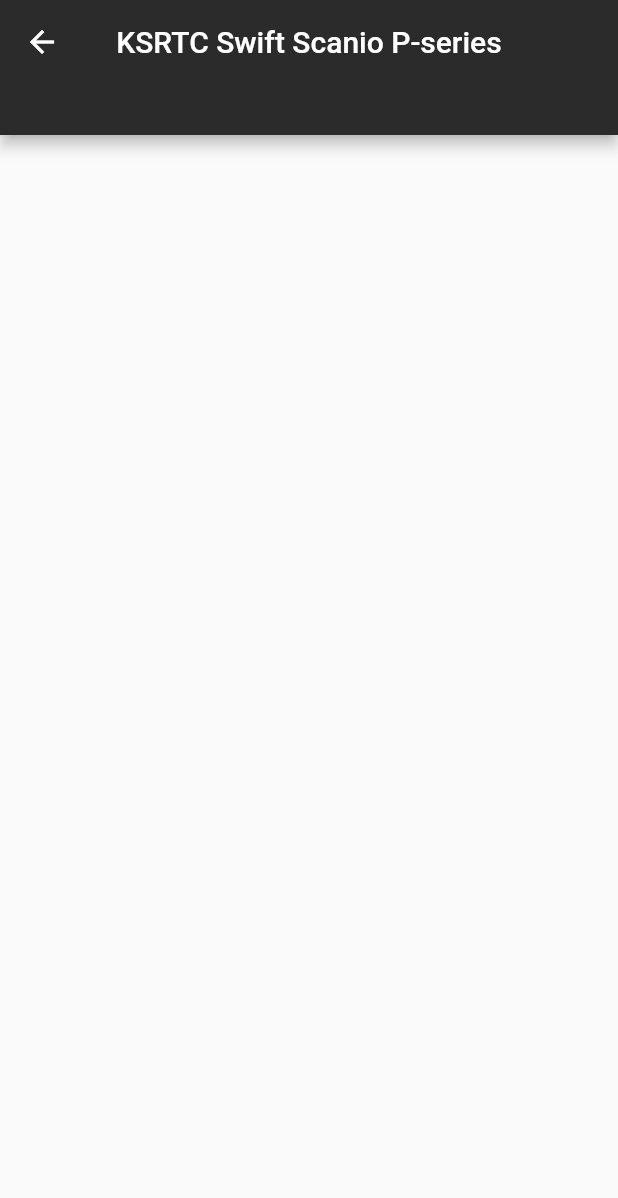
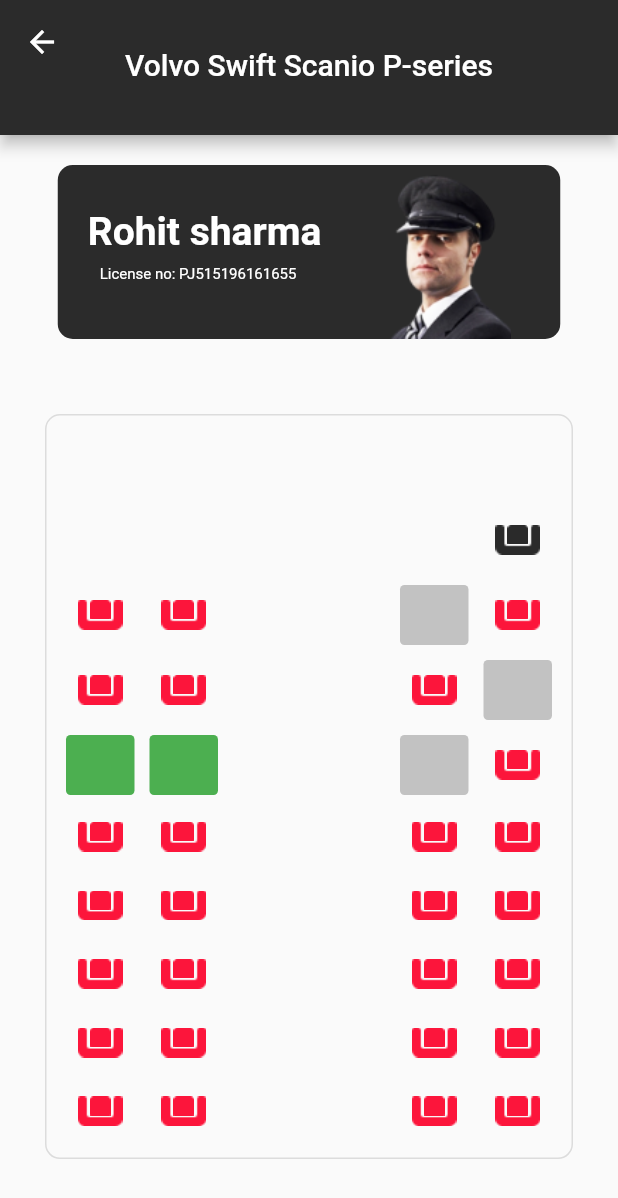
Before and after one commit to aktharOG/flutter-task, a Flutter app: the HomePage screen opened directly, after a tap on "Manage", on a phone screen of 412 x 824 dp. Shown: the top 1198 px of the screen. Run offline on Flutter 3.47's test engine with Material 2 defaults, Android fonts, the phone set to English and light mode, and no system bars; our stand-ins replace dio, fluttertoast, get, hooks_riverpod, jwt_decoder.

Commit message:
bus management completed

```diff
--- a/moovbe/moovbe/lib/main.dart
+++ b/moovbe/moovbe/lib/main.dart
@@ -1,10 +1,13 @@
 import 'package:flutter/material.dart';
 import 'package:get/get.dart';
+import 'package:hooks_riverpod/hooks_riverpod.dart';
+import 'package:moovbe/services/refresh_token_service.dart';
 import 'package:moovbe/view/screens/welcome-screen/welcome-screen.dart';
 
 import 'constants/common/colors.dart';
+final apiProvider = Provider((ref) => Api());
 
-void main() {
+void main() async{
   runApp(const MyApp());
 }
 
--- a/moovbe/moovbe/lib/view/screens/auth-screens/login_screen.dart
+++ b/moovbe/moovbe/lib/view/screens/auth-screens/login_screen.dart
@@ -110,13 +110,11 @@ class LoginPage extends StatelessWidget {
                           "Login Failed : ${controller.user!["message"]}")));
                 }
               } else {
-                controller.button = true;
-                log(controller.button.toString());
                 // ignore: use_build_context_synchronously
                 ScaffoldMessenger.of(context).showSnackBar(SnackBar(
                     content: Text(
                         "Login Success : ${controller.user!["message"]}")));
-                Get.to(const HomePage());
+                Get.to(()=>const HomePage());
               }
             })
 
--- /dev/null
+++ b/moovbe/moovbe/lib/view/screens/bus-screen/bus_details_screen2.dart
@@ -0,0 +1,53 @@
+import 'package:flutter/material.dart';
+import 'package:moovbe/view/widgets/bus-details/bus_seat_icon.dart';
+import 'package:moovbe/view/widgets/bus-details/bus_seat_layout_1x3.dart';
+import 'package:moovbe/view/widgets/bus-details/bus_seat_layout_2x2.dart';
+
+
+import '../../widgets/bus-details/single_driver_container.dart';
+
+class BusDetailslayout2 extends StatelessWidget {
+  final String? busName,model,type;
+  const BusDetailslayout2({super.key,required this.busName,required this.model,required this.type});
+
+  @override
+  Widget build(BuildContext context) {
+    return Scaffold(
+      appBar: PreferredSize(
+        preferredSize:const Size.fromHeight(90),
+        child:
+        AppBar(
+          centerTitle: true,
+          title: Column(
+            children: [
+              SizedBox(height: 30,),
+              Text("$busName $model"),
+            ],
+          )
+        ),
+      ),
+      body: SingleChildScrollView(child: Column(
+        children: [
+           const Padding(
+             padding: EdgeInsets.all(20.0),
+             child: SingleDriverPost(),
+           ),
+
+
+          Padding(
+            padding: const EdgeInsets.all(30.0),
+            child: Container(
+              decoration: BoxDecoration(
+                border: Border.all(color: Colors.black12),
+                borderRadius: BorderRadius.circular(10)
+              ),
+              child: Padding(
+                padding: const EdgeInsets.all(8.0),
+                child: type=="1x3"? Busseats1x3():Busseats2x2(),
+              )),
+          ),
+        ],
+      ),),
+    );
+  }
+}
--- a/moovbe/moovbe/lib/view/screens/bus-screen/bus_details_sreen.dart
+++ /dev/null
@@ -1,20 +0,0 @@
-import 'package:flutter/material.dart';
-
-class BusDetailsPage extends StatelessWidget {
-  final String busName,model;
-  const BusDetailsPage({super.key,required this.busName,required this.model});
-
-  @override
-  Widget build(BuildContext context) {
-    return Scaffold(
-        appBar: PreferredSize(
-        preferredSize:const Size.fromHeight(90),
-        child:
-        AppBar(
-          centerTitle: true,
-          title: Text("$busName $model")
-        ),
-      ),
-    );
-  }
-}
--- a/moovbe/moovbe/lib/view/screens/home-screen/home_screen.dart
+++ b/moovbe/moovbe/lib/view/screens/home-screen/home_screen.dart
@@ -1,5 +1,6 @@
 import 'package:flutter/material.dart';
 import 'package:get/get.dart';
+import 'package:moovbe/constants/sample_data.dart';
 import 'package:moovbe/view/screens/driver-screen/display_divers_list.dart';
 import 'package:moovbe/view/widgets/home/bus_list_container.dart';
 import 'package:moovbe/view/widgets/home/container_with_image.dart';
@@ -15,10 +16,11 @@ class HomePage extends StatelessWidget {
         preferredSize:const Size.fromHeight(90),
         child:
         AppBar(
+          leading: const Text(""),
           centerTitle: true,
           title: Column(
             children: [
-              SizedBox(height: 31,),
+              const SizedBox(height: 31,),
               Stack(
 
               children: [
@@ -44,17 +46,18 @@ class HomePage extends StatelessWidget {
                       },
                       child: const DriverContainer(name: "Driver", content: "Manage your Driver", image: "assets/driver.png"))
         ],),
-        const Padding(
-          padding: EdgeInsets.all(10.0),
-          child: Text("21 Buses Found"),
+         Padding(
+          padding: const EdgeInsets.all(10.0),
+          child: Text("${busList.length} Buses Found"),
         ),
         const SizedBox(height: 20,),
         ListView.builder(
           shrinkWrap: true,
           physics: const ScrollPhysics(),
-          itemCount: 5,
+          itemCount: busList.length,
           itemBuilder: (ctx,index){
-            return const BuslistContainer(busName: "KSRTC",model: "Swift Scanio P-series",);
+            final data = busList[index];
+            return  BuslistContainer(busName:data["name"],model: data["model"],type: data["type"],);
           })
       ],),)
     );
--- /dev/null
+++ b/moovbe/moovbe/lib/view/widgets/bus-details/bus_seat_icon.dart
@@ -0,0 +1,32 @@
+import 'package:flutter/material.dart';
+import 'package:flutter/src/widgets/framework.dart';
+import 'package:flutter/src/widgets/placeholder.dart';
+
+class BusSeatLayout extends StatelessWidget {
+  final String image1,image2;
+  const BusSeatLayout({super.key,required this.image1,required this.image2});
+
+  @override
+  Widget build(BuildContext context) {
+    return  FittedBox(
+      child: Container(
+      //  color: Colors.yellow,
+        child: Stack(
+          children: [
+            Padding(
+              padding: const EdgeInsets.all(8.0),
+              child: Image.asset(image1,height: 20,width: 30,),
+            ),
+            Positioned(
+              left: 7,
+
+              child: Padding(
+                padding: const EdgeInsets.all(8.0),
+                child: Image.asset(image2,height: 13,width: 16,),
+              ))
+          ],
+        ),
+      ),
+    );
+  }
+}
--- /dev/null
+++ b/moovbe/moovbe/lib/view/widgets/bus-details/bus_seat_layout_2x2.dart
@@ -0,0 +1,120 @@
+import 'package:flutter/material.dart';
+import 'package:fluttertoast/fluttertoast.dart';
+
+import 'bus_seat_icon.dart';
+
+class Busseats2x2 extends StatefulWidget {
+  const Busseats2x2({Key? key}) : super(key: key);
+
+  @override
+  _BusseatsState createState() => _BusseatsState();
+}
+
+class _BusseatsState extends State<Busseats2x2> {
+  var _chairStatus = [
+    [0, 0, 0, 0, 0, 5, 0],
+    [1, 1, 1, 1, 3, 1, 1],
+    [1, 1, 1, 1, 1, 3, 3],
+    [2, 2, 2, 1, 3, 1, 1],
+    [1, 1, 1, 1, 1, 1, 1],
+    [1, 1, 1, 1, 1, 1, 1],
+    [1, 1, 1, 1, 1, 1, 1],
+    [1, 1, 1, 1, 1, 1, 1],
+    [1, 1, 1, 1, 1, 1, 1],
+  ];
+
+  @override
+  Widget build(BuildContext context) {
+    return Container(
+      child: Column(
+        children: <Widget>[
+          for (int i = 0; i < 9; i++)
+            Container(
+              margin: EdgeInsets.only(top: i == 0 ? 50 : 0),
+              child: Row(
+                children: <Widget>[
+                  for (int x = 1; x < 7; x++)
+                    Expanded(
+                      child:(x == 3) || (x == 4)
+                          ? Container()
+                          : Container(
+                              margin: EdgeInsets.all(5),
+                              child: _chairStatus[i][x-1]==5?driverChair(1, 1): _chairStatus[i][x - 1] == 1
+                                  ? availableChair(i, x - 1)
+                                  : _chairStatus[i][x - 1] == 2
+                                      ? selectedChair(i, x - 1)
+                                      : _chairStatus[i][x-1]==0?blank(): reservedChair(),
+                            ),
+                    ),
+                ],
+              ),
+            ),
+        ],
+      ),
+    );
+  }
+
+  Widget selectedChair(int a, int b) {
+    return InkWell(
+      onTap: () {
+        _chairStatus[a][b] = 1;
+        setState(() {});
+      },
+      child: Container(
+        height: 40.0,
+        decoration: BoxDecoration(
+            color: Colors.green, borderRadius: BorderRadius.circular(3.0)),
+      ),
+    );
+  }
+
+  Widget availableChair(int a, int b) {
+    return InkWell(
+      onTap: () {
+
+                 _chairStatus[a][b] = 2;
+        setState(() {});
+
+
+      },
+      child: BusSeatLayout(image1: "assets/Union.png", image2: "assets/Rectangle 661.png")
+
+    );
+  }
+   Widget driverChair(int a, int b) {
+    return InkWell(
+      onTap: () {
+        _chairStatus[a][b] = 2;
+        setState(() {});
+      },
+      child: BusSeatLayout(image1: "assets/UnionBalck.png", image2: "assets/Rectangle 661BLack.png")
+
+    );
+  }
+
+  Widget reservedChair() {
+    return InkWell(
+      onTap: (){
+        Fluttertoast.showToast(msg: "Reserved Seat");
+      },
+      child: Container(
+        height: 40.0,
+        width: 10.0,
+        decoration: BoxDecoration(
+            color: Color.fromRGBO(15, 15, 15, 0.24),
+            borderRadius: BorderRadius.circular(3.0)),
+      ),
+    );
+  }
+
+   Widget blank() {
+    return Container(
+
+      height: 40.0,
+      width: 10.0,
+      // decoration: BoxDecoration(
+      //     color: Color.fromRGBO(15, 15, 15, 0.24),
+      //     borderRadius: BorderRadius.circular(3.0)),
+    );
+  }
+}
--- /dev/null
+++ b/moovbe/moovbe/lib/view/widgets/bus-details/single_driver_container.dart
@@ -0,0 +1,38 @@
+import 'package:flutter/material.dart';
+import 'package:flutter/src/widgets/framework.dart';
+import 'package:flutter/src/widgets/placeholder.dart';
+import 'package:moovbe/constants/common/colors.dart';
+
+class SingleDriverPost extends StatelessWidget {
+  const SingleDriverPost({super.key});
+
+  @override
+  Widget build(BuildContext context) {
+    return Container(
+      height: 116,
+      width: 335,
+      decoration: BoxDecoration(
+        color: primaryColor,
+        borderRadius: BorderRadius.circular(10)
+      ),
+      child: Row(children: [
+        Padding(
+          padding: const EdgeInsets.all(20.0),
+          child: SizedBox(child: Column(
+            mainAxisAlignment: MainAxisAlignment.center,
+            crossAxisAlignment: CrossAxisAlignment.start,
+            children: [
+              Text("Rohit sharma",style: TextStyle(color: textColorWhite,fontWeight: FontWeight.w700,fontSize: 26),),
+              Padding(
+                padding: const EdgeInsets.all(8.0),
+                child: Text("License no: PJ515196161655",style: TextStyle(fontSize: 10,fontWeight: FontWeight.w400,color: textColorWhite),),
+              ),
+
+            ],
+          ),),
+        ),
+        Image.asset("assets/driver.png")
+      ],),
+    );
+  }
+}
--- a/moovbe/moovbe/lib/view/widgets/home/bus_list_container.dart
+++ b/moovbe/moovbe/lib/view/widgets/home/bus_list_container.dart
@@ -4,11 +4,11 @@ import 'package:flutter/src/widgets/placeholder.dart';
 import 'package:flutter/widgets.dart';
 import 'package:get/get.dart';
 import 'package:moovbe/constants/common/colors.dart';
-import 'package:moovbe/view/screens/bus-screen/bus_details_sreen.dart';
+import 'package:moovbe/view/screens/bus-screen/bus_details_screen2.dart';
 
 class BuslistContainer extends StatelessWidget {
- final String busName,model;
-  const BuslistContainer({super.key,required this.busName,required this.model});
+ final String? busName,model,type;
+  const BuslistContainer({super.key,required this.busName,required this.model,required this.type});
 
   @override
   Widget build(BuildContext context) {
@@ -23,7 +23,10 @@ class BuslistContainer extends StatelessWidget {
           borderRadius: BorderRadius.circular(15),
 
         ),
-        child: Row(children: [
+        child: Row(
+                        mainAxisAlignment: MainAxisAlignment.spaceBetween,
+
+          children: [
           SizedBox(
             child: Row(
 
@@ -38,19 +41,27 @@ class BuslistContainer extends StatelessWidget {
           crossAxisAlignment: CrossAxisAlignment.start,
           mainAxisAlignment: MainAxisAlignment.center,
           children: [
-          Text(busName),
-          Text(model),
+          Text(busName!),
+          Text(model!),
          ],),),
             ],),
           ),
-          SizedBox(width: 30,),
-          ElevatedButton(
-            style: ElevatedButton.styleFrom(
-              backgroundColor: backgroundColor
-            ),
-            onPressed: (){
-              Get.to(BusDetailsPage(busName: busName ,model: model,));
-            }, child: Text("Manage"))
+
+          Padding(
+            padding: const EdgeInsets.all(8.0),
+            child: ElevatedButton(
+              style: ElevatedButton.styleFrom(
+                backgroundColor: backgroundColor
+              ),
+              onPressed: (){
+                if(type=="2x2"){
+                  Get.to(BusDetailslayout2(busName: busName! ,model: model!,type: type,));
+                }else{
+                 Get.to(BusDetailslayout2(busName: busName! ,model: model!, type: type,));
+                }
+
+              }, child: Text("Manage")),
+          )
 
 
         ],),
--- a/moovbe/moovbe/pubspec.yaml
+++ b/moovbe/moovbe/pubspec.yaml
@@ -32,7 +32,10 @@ dependencies:
   dio: ^5.0.0
   flutter:
     sdk: flutter
+  fluttertoast: ^8.2.1
   get: ^4.6.5
+  hooks_riverpod: ^2.2.0
+  jwt_decoder: ^2.0.1
 
 dev_dependencies:
   flutter_lints: ^2.0.0
```
Also changed, not shown: moovbe/moovbe/lib/constants/sample_data.dart (added, +29 -0 lines), moovbe/moovbe/lib/controller/login_controller.dart (+1 -7 lines), moovbe/moovbe/lib/services/bus_service.dart (+25 -1 lines), moovbe/moovbe/lib/services/login_service.dart (+5 -4 lines), moovbe/moovbe/lib/services/refresh_token_service.dart (added, +62 -0 lines), moovbe/moovbe/lib/view/widgets/bus-details/bus_seat_layout_1.dart (deleted, +0 -12 lines), moovbe/moovbe/lib/view/widgets/bus-details/bus_seat_layout_1x3.dart (added, +115 -0 lines), moovbe/moovbe/assets/Rectangle 661BLack.png (added), moovbe/moovbe/assets/UnionBalck.png (added), moovbe/moovbe/pubspec.lock.
